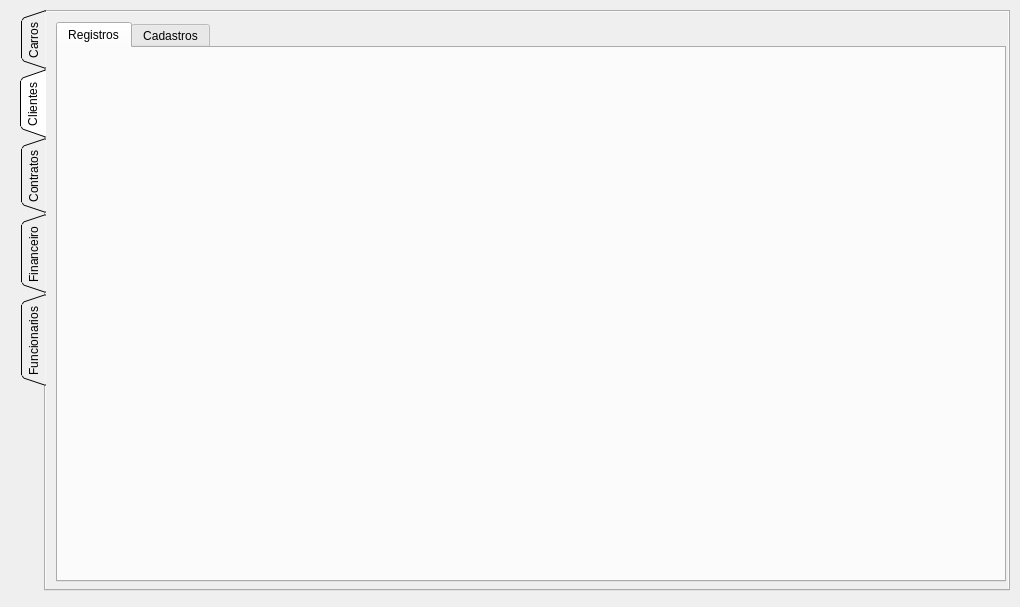
First picture: the form in Carluguel/modulescreen.ui, repository mathiashemmer/uni-devops, before the edit.
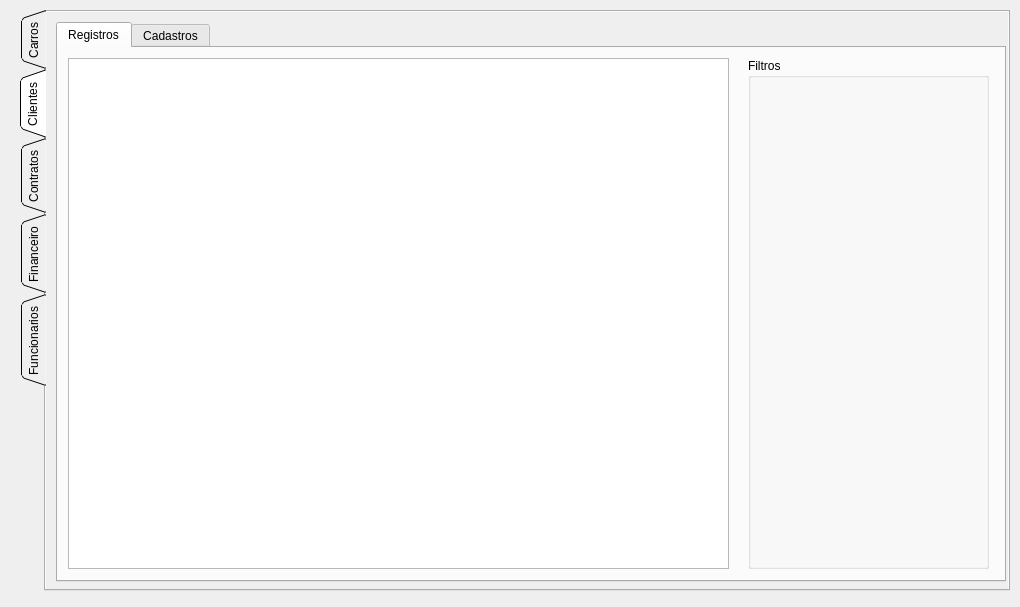
Second picture: the form after the edit. The open tabs and pages were chosen to show the change.

Patch:
```diff
--- a/Carluguel/modulescreen.ui
+++ b/Carluguel/modulescreen.ui
@@ -844,6 +844,100 @@
       <attribute name="title">
        <string>Registros</string>
       </attribute>
+      <widget class="QTableWidget" name="tbl_clientes_registros">
+       <property name="geometry">
+        <rect>
+         <x>10</x>
+         <y>10</y>
+         <width>661</width>
+         <height>511</height>
+        </rect>
+       </property>
+       <property name="alternatingRowColors">
+        <bool>true</bool>
+       </property>
+       <property name="selectionBehavior">
+        <enum>QAbstractItemView::SelectRows</enum>
+       </property>
+       <property name="showGrid">
+        <bool>true</bool>
+       </property>
+       <property name="gridStyle">
+        <enum>Qt::NoPen</enum>
+       </property>
+       <property name="cornerButtonEnabled">
+        <bool>false</bool>
+       </property>
+       <attribute name="horizontalHeaderVisible">
+        <bool>false</bool>
+       </attribute>
+       <attribute name="horizontalHeaderCascadingSectionResizes">
+        <bool>false</bool>
+       </attribute>
+       <attribute name="horizontalHeaderDefaultSectionSize">
+        <number>93</number>
+       </attribute>
+       <attribute name="horizontalHeaderHighlightSections">
+        <bool>false</bool>
+       </attribute>
+       <attribute name="horizontalHeaderMinimumSectionSize">
+        <number>40</number>
+       </attribute>
+       <attribute name="horizontalHeaderStretchLastSection">
+        <bool>true</bool>
+       </attribute>
+       <attribute name="verticalHeaderVisible">
+        <bool>false</bool>
+       </attribute>
+       <column>
+        <property name="text">
+         <string>ID</string>
+        </property>
+       </column>
+       <column>
+        <property name="text">
+         <string>Status</string>
+        </property>
+       </column>
+       <column>
+        <property name="text">
+         <string>Modelo</string>
+        </property>
+       </column>
+       <column>
+        <property name="text">
+         <string>Cor</string>
+        </property>
+       </column>
+       <column>
+        <property name="text">
+         <string>Placa</string>
+        </property>
+       </column>
+       <column>
+        <property name="text">
+         <string>Chassi</string>
+        </property>
+       </column>
+       <column>
+        <property name="text">
+         <string>Km</string>
+        </property>
+       </column>
+      </widget>
+      <widget class="QGroupBox" name="groupBox_3">
+       <property name="geometry">
+        <rect>
+         <x>690</x>
+         <y>10</y>
+         <width>241</width>
+         <height>511</height>
+        </rect>
+       </property>
+       <property name="title">
+        <string>Filtros</string>
+       </property>
+      </widget>
      </widget>
      <widget class="QWidget" name="tab_clientes_cadastros">
       <attribute name="title">
```
Left out of the diff: 2 changed lines with no effect on the pictures.
